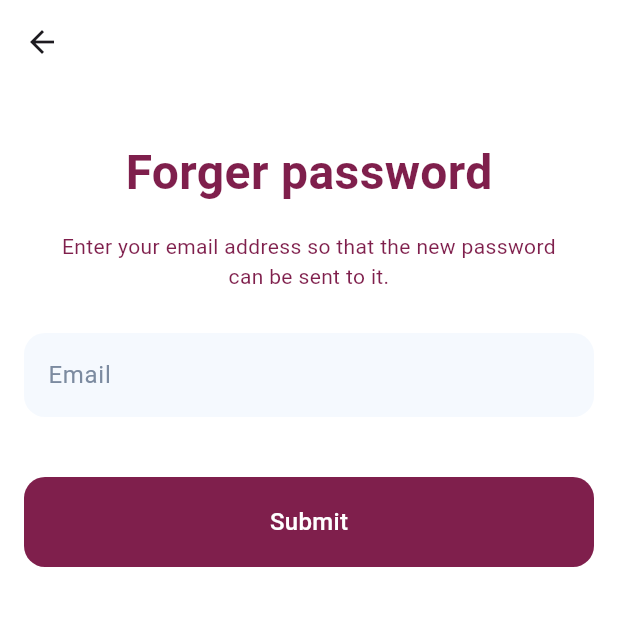
After one commit to mostafanagy0/Cajoo--Ai, a Flutter app: the ForgetPasswordView screen opened by its route, on a phone screen of 412 x 824 dp, the top half of it. The commit adds this screen. Run offline on Flutter 3.47's test engine with Material 3 defaults, Android fonts, the phone set to English and light mode, and no system bars; our stand-ins replace bloc, dartz, dio, flutter_bloc, flutter_svg, freezed_annotation and 4 more; generated files the repository leaves out were written again.

Commit message:
finish forgt passwod and integrate with ui and navigate to enter otp view

```diff
--- a/lib/core/networking/api_constants.dart
+++ b/lib/core/networking/api_constants.dart
@@ -1,6 +1,7 @@
 class ApiConstants {
   static const String baseUrl =
-      'https://cashwe-aged-firefly-6248.fly.dev/api/v1';
+      'https://cashwe-aged-firefly-6248.fly.dev/api/v1/';
   static const String login = 'auth/login';
   static const String signup = 'auth/register';
+  static const String forgetPassword = 'auth/forgetPassword';
 }
--- a/lib/core/routing/app_router.dart
+++ b/lib/core/routing/app_router.dart
@@ -1,5 +1,8 @@
 import 'package:cajoo/core/di/dependancy_ingection.dart';
 import 'package:cajoo/core/routing/routes.dart';
+import 'package:cajoo/feature/forget_password/logic/cubit/forgetpassword_cubit.dart';
+import 'package:cajoo/feature/forget_password/presentation/views/enter_otp_screen.dart';
+import 'package:cajoo/feature/forget_password/presentation/views/forget_password_view.dart';
 import 'package:cajoo/feature/home/presentation/views/home_view.dart';
 import 'package:cajoo/feature/home/presentation/views/main_view.dart';
 import 'package:cajoo/feature/login/logic/cubit/login_cubit.dart';
@@ -30,8 +33,16 @@ class AppRouter {
                 ));
       case Routes.homeview:
         return MaterialPageRoute(builder: (_) => const HomeView());
+      case Routes.forgetPassword:
+        return MaterialPageRoute(
+            builder: (_) => BlocProvider(
+                  create: (context) => getIt<ForgetpasswordCubit>(),
+                  child: const ForgetPasswordView(),
+                ));
       case Routes.profileview:
         return MaterialPageRoute(builder: (_) => const ProfileView());
+      case Routes.enterOtp:
+        return MaterialPageRoute(builder: (_) => const EnterOtpview());
       case Routes.mainView:
         return MaterialPageRoute(builder: (_) => const MainView());
 
--- a/lib/core/routing/routes.dart
+++ b/lib/core/routing/routes.dart
@@ -5,4 +5,6 @@ class Routes {
   static const String homeview = '/homeview';
   static const String profileview = '/profile';
   static const String mainView = '/main';
+  static const String forgetPassword = '/forgetpassword';
+  static const String enterOtp = '/enterotp';
 }
--- a/lib/core/theming/styles.dart
+++ b/lib/core/theming/styles.dart
@@ -10,6 +10,11 @@ class TextStyles {
   static TextStyle font20Weight400 = const TextStyle(
     fontSize: 20,
     fontWeight: FontWeight.w400,
+    color: AppColor.primaryColor,
+  );
+  static TextStyle font32Weight600 = const TextStyle(
+    fontSize: 32,
+    fontWeight: FontWeight.w600,
     color: AppColor.primaryColor,
   );
   static TextStyle font14Weight400 = const TextStyle(
--- /dev/null
+++ b/lib/feature/forget_password/logic/cubit/forget_password_state.dart
@@ -0,0 +1,11 @@
+import 'package:freezed_annotation/freezed_annotation.dart';
+
+part 'forget_password_state.freezed.dart';
+
+@freezed
+class ForgetPasswordState<T> with _$ForgetPasswordState {
+  const factory ForgetPasswordState.initial() = _ForgetInitial;
+  const factory ForgetPasswordState.loading() = ForgetLoading;
+  const factory ForgetPasswordState.success(String message) = ForgetSuccess<T>;
+  const factory ForgetPasswordState.error({required String error}) = ForgetError;
+}
--- /dev/null
+++ b/lib/feature/forget_password/logic/cubit/forgetpassword_cubit.dart
@@ -0,0 +1,28 @@
+import 'package:bloc/bloc.dart';
+import 'package:cajoo/feature/forget_password/data/models/forget_passwors_request_model.dart';
+import 'package:cajoo/feature/forget_password/data/repos/forget_password_repo_imp.dart';
+import 'package:cajoo/feature/forget_password/logic/cubit/forget_password_state.dart';
+import 'package:flutter/material.dart';
+
+class ForgetpasswordCubit extends Cubit<ForgetPasswordState> {
+  ForgetpasswordCubit(this.forgetPasswordRepoImp)
+      : super(const ForgetPasswordState.initial());
+  final ForgetPasswordRepoImp forgetPasswordRepoImp;
+  TextEditingController emailController = TextEditingController();
+  final formKey = GlobalKey<FormState>();
+
+  Future<void> sendForgetPasswordEmail() async {
+    emit(const ForgetPasswordState.loading());
+    final result = await forgetPasswordRepoImp.sendForgetPasswordEmail(
+        ForgetPassworsRequestModel(email: emailController.text));
+    result.fold(
+      (failure) {
+       emit(ForgetPasswordState.error(error: failure.message ?? "Unknown Error"));
+      },
+      (success) {
+        emit(ForgetPasswordState.success(success));
+        emailController.clear();
+      },
+    );
+  }
+}
--- /dev/null
+++ b/lib/feature/forget_password/presentation/views/forget_password_view.dart
@@ -0,0 +1,85 @@
+import 'package:cajoo/core/helpers/app_regex.dart';
+import 'package:cajoo/core/theming/styles.dart';
+import 'package:cajoo/core/widgets/custom_buttom.dart';
+import 'package:cajoo/core/widgets/custom_text_form_field.dart';
+import 'package:cajoo/feature/forget_password/logic/cubit/forgetpassword_cubit.dart';
+import 'package:cajoo/feature/forget_password/presentation/widgets/forget_password_bloc_listener.dart';
+import 'package:flutter/material.dart';
+import 'package:flutter_bloc/flutter_bloc.dart';
+
+class ForgetPasswordView extends StatelessWidget {
+  const ForgetPasswordView({super.key});
+
+  @override
+  Widget build(BuildContext context) {
+    final forgetPasswordCubit = context.read<ForgetpasswordCubit>();
+    return Scaffold(
+      backgroundColor: const Color(0xFFFFFFFF),
+      appBar: AppBar(
+        backgroundColor: const Color(0xFFFFFFFF),
+      ),
+      body: Padding(
+        padding: const EdgeInsets.symmetric(horizontal: 16),
+        child: Form(
+          key: forgetPasswordCubit.formKey,
+          child: Column(
+            crossAxisAlignment: CrossAxisAlignment.center,
+            children: [
+              const SizedBox(
+                height: 36,
+              ),
+              Text(
+                'Forger password',
+                style: TextStyles.font32Weight600,
+              ),
+              const SizedBox(
+                height: 16,
+              ),
+              Padding(
+                padding: const EdgeInsets.symmetric(horizontal: 12),
+                child: Center(
+                  child: Text(
+                    'Enter your email address so that the new password can be sent to it.',
+                    style: TextStyles.font14Weight400,
+                    textAlign: TextAlign.center,
+                  ),
+                ),
+              ),
+              const SizedBox(
+                height: 28,
+              ),
+              CustomTextFormFeild(
+                hintText: 'Email',
+                validator: (value) {
+                  if (value == null || value.isEmpty) {
+                    return 'Please enter your email';
+                  }
+                  if (!AppRegex.isEmailValid(value)) {
+                    return 'Please enter a valid email';
+                  }
+                },
+                controller: forgetPasswordCubit.emailController,
+              ),
+              const SizedBox(
+                height: 40,
+              ),
+              CustomButtom(
+                text: 'Submit',
+                onTap: () {
+                  validateThenDoSubmit(context);
+                },
+              ),
+              const ForgetPasswordBlocListener()
+            ],
+          ),
+        ),
+      ),
+    );
+  }
+
+  void validateThenDoSubmit(BuildContext context) {
+    if (context.read<ForgetpasswordCubit>().formKey.currentState!.validate()) {
+      context.read<ForgetpasswordCubit>().sendForgetPasswordEmail();
+    }
+  }
+}
--- a/lib/feature/login/presentation/widgets/login_view_body.dart
+++ b/lib/feature/login/presentation/widgets/login_view_body.dart
@@ -4,7 +4,7 @@ import 'package:cajoo/core/theming/styles.dart';
 import 'package:cajoo/core/widgets/custom_buttom.dart';
 import 'package:cajoo/feature/login/logic/cubit/login_cubit.dart';
 import 'package:cajoo/feature/login/presentation/widgets/forget_password_widget.dart';
-import 'package:cajoo/feature/login/presentation/widgets/loding_bloc_listener.dart';
+import 'package:cajoo/feature/login/presentation/widgets/login_bloc_listener.dart';
 import 'package:cajoo/feature/login/presentation/widgets/login_form.dart.dart';
 import 'package:cajoo/feature/signup/presentation/widget/have_account_widget.dart';
 import 'package:flutter/material.dart';
```
Also changed, not shown: lib/core/di/dependancy_ingection.dart (+9 -0 lines), lib/core/networking/api_service.dart (+8 -2 lines), lib/feature/forget_password/data/repos/forget_password_repo_imp.dart (added, +24 -0 lines), lib/feature/forget_password/presentation/views/enter_otp_screen.dart (added, +10 -0 lines), lib/feature/forget_password/presentation/widgets/forget_password_bloc_listener.dart (added, +101 -0 lines), lib/feature/login/presentation/widgets/forget_password_widget.dart (+12 -5 lines), lib/core/networking/api_service.g.dart, lib/feature/forget_password/logic/cubit/forget_password_state.freezed.dart (added), lib/feature/login/presentation/widgets/login_bloc_listener.dart (renamed from lib/feature/login/presentation/widgets/loding_bloc_listener.dart).
